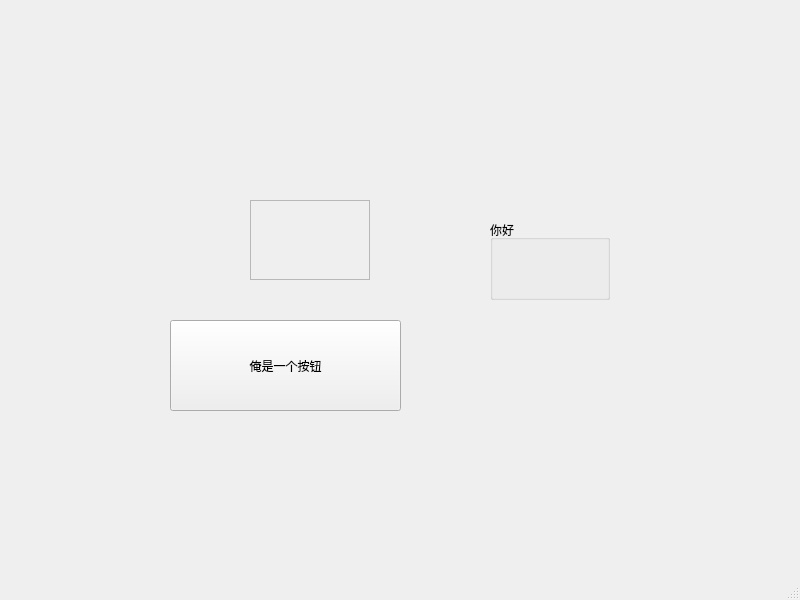
Qt form UserInterface.ui (cgsdfc/outlier-detection-ui) before a commit.
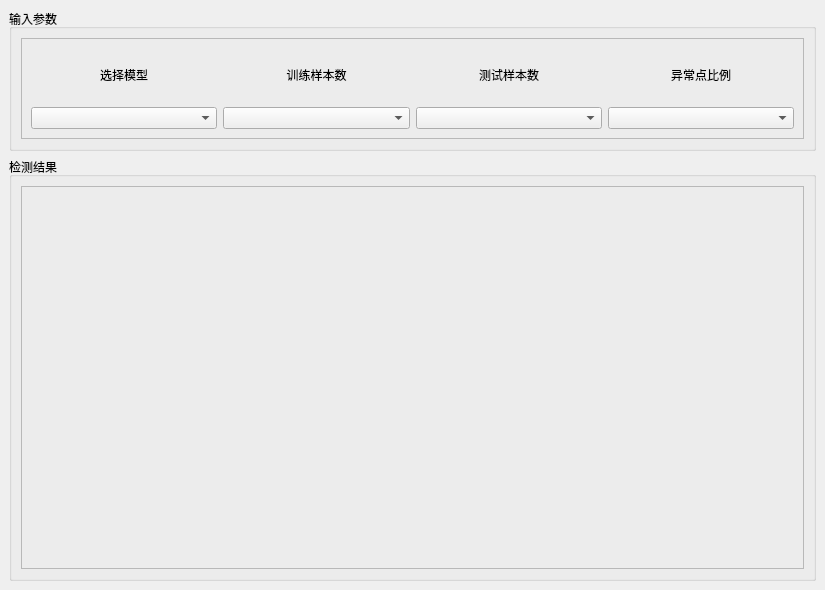
The same form after that commit. Icons and pictures are not drawn.

Commit message: 初具雏形

Diff of the .ui file:
```diff
--- a/UserInterface.ui
+++ b/UserInterface.ui
@@ -6,8 +6,8 @@
    <rect>
     <x>0</x>
     <y>0</y>
-    <width>800</width>
-    <height>600</height>
+    <width>825</width>
+    <height>590</height>
    </rect>
   </property>
   <property name="windowTitle">
@@ -1324,1360 +1324,118 @@
 }</string>
   </property>
   <widget class="QWidget" name="centralwidget">
-   <widget class="QPushButton" name="pbDemo">
-    <property name="geometry">
-     <rect>
-      <x>170</x>
-      <y>320</y>
-      <width>231</width>
-      <height>91</height>
-     </rect>
-    </property>
-    <property name="styleSheet">
-     <string notr="true">/*  ------------------------------------------------------------------------  */
-/* QtMaterial - https://github.com/UN-GCPDS/qt-material
-/* By Yeison Cardona - GCPDS
-/*  ------------------------------------------------------------------------  */
-
-*{
-  color: #555555;
-
-  font-family: Roboto;
-
-  
-    font-size: 13px;
-  
-
-  
-    line-height: 13px;
-  
-
-  selection-background-color: #75a7ff;
-  selection-color: #3c3c3c;
-}
-
-*:focus {
-   outline: none;
-}
-
-/*  ------------------------------------------------------------------------  */
-/*  Custom colors  */
-
-.danger{
-  color: #dc3545;
-  background-color: transparent;
-}
-
-.warning{
-  color: #ffc107;
-  background-color: transparent;
-}
-
-.success{
-  color: #17a2b8;
-  background-color: transparent;
-}
-
-.danger:disabled{
-  color: rgba(220, 53, 69, 0.4);
-  border-color: rgba(220, 53, 69, 0.4);
-}
-
-.warning:disabled{
-  color: rgba(255, 193, 7, 0.4);
-  border-color: rgba(255, 193, 7, 0.4);
-}
-
-.success:disabled{
-  color: rgba(23, 162, 184, 0.4);
-  border-color: rgba(23, 162, 184, 0.4);
-}
-
-.danger:flat:disabled{
-  background-color: rgba(220, 53, 69, 0.1);
-}
-
-.warning:flat:disabled{
-  background-color: rgba(255, 193, 7, 0.1);
-}
-
-.success:flat:disabled{
-  background-color: rgba(23, 162, 184, 0.1);
-}
-
-/*  ------------------------------------------------------------------------  */
-/*  Basic widgets  */
-
-QWidget {
-  background-color: #e6e6e6;
-}
-
-QGroupBox,
-QFrame {
-  background-color: #e6e6e6;
-  border: 2px solid #ffffff;
-  border-radius: 4px;
-}
-
-QGroupBox.fill_background,
-QFrame.fill_background {
-  background-color: #f5f5f5;
-  border: 2px solid #f5f5f5;
-  border-radius: 4px;
-}
-
-QSplitter {
-  background-color: transparent;
-  border: none
-}
-
-QStatusBar {
-  color: #555555;
-  background-color: rgba(255, 255, 255, 0.2);
-  border-radius: 0px;
-}
-
-QScrollArea,
-QStackedWidget,
-QWidget &gt; QToolBox,
-QToolBox &gt; QWidget,
-QTabWidget &gt; QWidget {
-  border: none;
-}
-
-QTabWidget::pane {
-  border: none;
-}
-
-/*  ------------------------------------------------------------------------  */
-/*  Inputs  */
-
-QDateTimeEdit,
-QSpinBox,
-QDoubleSpinBox,
-QTextEdit,
-QLineEdit,
-QPushButton {
-  color: #2979ff;
-  background-color: #e6e6e6;
-  border: 2px solid #2979ff;
-  border-radius: 4px;
-  height: 32px;
-}
-
-QDateTimeEdit,
-QSpinBox,
-QDoubleSpinBox,
-QTreeView,
-QListView,
-QLineEdit,
-QComboBox {
-  padding-left: 16px;
-  border-radius: 0px;
-  background-color: #f5f5f5;
-  border-width: 0 0 2px 0;
-  border-radius: 0px;
-  border-top-left-radius: 4px;
-  border-top-right-radius: 4px;
-  height: 32px;
-}
-
-QPlainTextEdit {
-  border-radius: 4px;
-  padding: 8px 16px;
-  background-color: #e6e6e6;
-  border: 2px solid #ffffff;
-}
-
-QTextEdit {
-  padding: 8px 16px;
-  border-radius: 4px;
-  background-color: #f5f5f5;
-}
-
-QDateTimeEdit:disabled,
-QSpinBox:disabled,
-QDoubleSpinBox:disabled,
-QTextEdit:disabled,
-QLineEdit:disabled {
-  color: rgba(41, 121, 255, 0.2);
-  background-color: rgba(245, 245, 245, 0.75);
-  border: 2px solid rgba(41, 121, 255, 0.2);
-  border-width: 0 0 2px 0;
-  padding: 0px 16px;
-  border-radius: 0px;
-  border-top-left-radius: 4px;
-  border-top-right-radius: 4px;
-  height: 32px;
-}
-
-/*  ------------------------------------------------------------------------  */
-/*  QComboBox  */
-
-QComboBox {
-  color: #2979ff;
-  border: 1px solid #2979ff;
-  border-width: 0 0 2px 0;
-  background-color: #f5f5f5;
-  border-radius: 0px;
-  border-top-left-radius: 4px;
-  border-top-right-radius: 4px;
-  height: 32px;
-}
-
-QComboBox:disabled {
-  color: rgba(41, 121, 255, 0.2);
-  background-color: rgba(245, 245, 245, 0.75);
-  border-bottom: 2px solid rgba(41, 121, 255, 0.2);
-}
-
-QComboBox::drop-down {
-  border: none;
-  color: #2979ff;
-  width: 20px;
-}
-
-QComboBox::down-arrow {
-  image: url(icon:/primary/downarrow.svg);
-  margin-right: 12px;
-}
-
-QComboBox::down-arrow:disabled {
-  image: url(icon:/disabled/downarrow.svg);
-  margin-right: 12px;
-}
-
-QComboBox QAbstractItemView {
-  background-color: #f5f5f5;
-  border: 2px solid #ffffff;
-  border-radius: 4px;
-}
-
-QComboBox[frame='false'] {
-  color: #2979ff;
-  background-color: transparent;
-  border: 1px solid transparent;
-}
-QComboBox[frame='false']:disabled {
-  color: rgba(41, 121, 255, 0.2);
-}
-
-/*  ------------------------------------------------------------------------  */
-/*  Spin buttons  */
-
-QDateTimeEdit::up-button,
-QDoubleSpinBox::up-button,
-QSpinBox::up-button {
-  subcontrol-origin: border;
-  subcontrol-position: top right;
-  width: 20px;
-  image: url(icon:/primary/uparrow.svg);
-  border-width: 0px;
-  margin-right: 5px;
-}
-
-QDateTimeEdit::up-button:disabled,
-QDoubleSpinBox::up-button:disabled,
-QSpinBox::up-button:disabled {
-  image: url(icon:/disabled/uparrow.svg);
-}
-
-QDateTimeEdit::down-button,
-QDoubleSpinBox::down-button,
-QSpinBox::down-button {
-  subcontrol-origin: border;
-  subcontrol-position: bottom right;
-  width: 20px;
-  image: url(icon:/primary/downarrow.svg);
-  border-width: 0px;
-  border-top-width: 0;
-  margin-right: 5px;
-}
-
-QDateTimeEdit::down-button:disabled,
-QDoubleSpinBox::down-button:disabled,
-QSpinBox::down-button:disabled {
-  image: url(icon:/disabled/downarrow.svg);
-}
-
-/*  ------------------------------------------------------------------------  */
-/*  QPushButton  */
-
-QPushButton {
-  text-transform: uppercase;
-  margin: 0px;
-  padding: 1px 16px;
-  height: 32px;
-  font-weight: bold;
-
-  
-    border-radius: 4px;
-  
-
-
-}
-
-QPushButton:checked,
-QPushButton:pressed {
-  color: #e6e6e6;
-  background-color: #2979ff;
-}
-
-QPushButton:flat {
-  margin: 0px;
-  color: #2979ff;
-  border: none;
-  background-color: transparent;
-}
-
-QPushButton:flat:hover {
-  background-color: rgba(41, 121, 255, 0.2);
-}
-
-QPushButton:flat:pressed,
-QPushButton:flat:checked {
-  background-color: rgba(41, 121, 255, 0.1);
-}
-
-QPushButton:disabled {
-  color: rgba(255, 255, 255, 0.75);
-  background-color: transparent;
-  border-color:  #ffffff;
-}
-
-QPushButton:flat:disabled {
-  color: rgba(255, 255, 255, 0.75);
-  background-color: rgba(255, 255, 255, 0.25);
-  border: none;
-}
-
-QPushButton:disabled {
-  border: 2px solid rgba(255, 255, 255, 0.75);
-}
-
-QPushButton:checked:disabled {
-  color: #f5f5f5;
-  background-color: #ffffff;
-  border-color:  #ffffff;
-}
-
-/*  ------------------------------------------------------------------------  */
-/*  QTabBar  */
-
-QTabBar{
-  text-transform: uppercase;
-  font-weight: bold;
-}
-
-QTabBar::tab {
-  color: #555555;
-  border: 0px;
-}
-
-QTabBar::tab:bottom,
-QTabBar::tab:top{
-  padding: 0 16px;
-  height: 28px;
-}
-
-QTabBar::tab:left,
-QTabBar::tab:right{
-  padding: 16px 0;
-  width: 28px;
-}
-
-QTabBar::tab:top:selected,
-QTabBar::tab:top:hover {
-  color: #2979ff;
-  border-bottom: 2px solid #2979ff;
-}
-
-QTabBar::tab:bottom:selected,
-QTabBar::tab:bottom:hover {
-  color: #2979ff;
-  border-top: 2px solid #2979ff;
-}
-
-QTabBar::tab:right:selected,
-QTabBar::tab:right:hover {
-  color: #2979ff;
-  border-left: 2px solid #2979ff;
-}
-
-QTabBar::tab:left:selected,
-QTabBar::tab:left:hover {
-  color: #2979ff;
-  border-right: 2px solid #2979ff;
-}
-
-QTabBar QToolButton:hover,
-QTabBar QToolButton {
-  border: 20px;
-  background-color: #e6e6e6;
-}
-
-QTabBar QToolButton::up-arrow {
-  image: url(icon:/disabled/uparrow2.svg);
-}
-
-QTabBar QToolButton::up-arrow:hover {
-  image: url(icon:/primary/uparrow2.svg);
-}
-
-QTabBar QToolButton::down-arrow {
-  image: url(icon:/disabled/downarrow2.svg);
-}
-
-QTabBar QToolButton::down-arrow:hover {
-  image: url(icon:/primary/downarrow2.svg);
-}
-
-QTabBar QToolButton::right-arrow {
-  image: url(icon:/primary/rightarrow2.svg);
-}
-
-QTabBar QToolButton::right-arrow:hover {
-  image: url(icon:/disabled/rightarrow2.svg);
-}
-
-QTabBar QToolButton::left-arrow {
-  image: url(icon:/primary/leftarrow2.svg);
-}
-
-QTabBar QToolButton::left-arrow:hover {
-  image: url(icon:/disabled/leftarrow2.svg);
-}
-
-QTabBar::close-button {
-  image: url(icon:/disabled/tab_close.svg);
-}
-
-QTabBar::close-button:hover {
-  image: url(icon:/primary/tab_close.svg);
-}
-
-/*  ------------------------------------------------------------------------  */
-/*  QGroupBox  */
-
-QGroupBox {
-  padding: 16px;
-  padding-top: 36px;
-  line-height: ;
-  text-transform: uppercase;
-  font-size: ;
-}
-
-QGroupBox::title {
-  color: rgba(85, 85, 85, 0.4);
-  subcontrol-origin: margin;
-  subcontrol-position: top left;
-  padding: 16px;
-  background-color: #e6e6e6;
-  background-color: transparent;
-  height: 36px;
-}
-
-/*  ------------------------------------------------------------------------  */
-/*  QRadioButton and QCheckBox labels  */
-
-QRadioButton,
-QCheckBox {
-  spacing: 12px;
-  color: #555555;
-  line-height: 14px;
-  height: 36px;
-  background-color: transparent;
-  spacing: 5px;
-}
-
-QRadioButton:disabled,
-QCheckBox:disabled {
-  color: rgba(85, 85, 85, 0.3);
-}
-
-/*  ------------------------------------------------------------------------  */
-/*  General Indicators  */
-
-QGroupBox::indicator {
-  width: 24px;
-  height: 24px;
-  border-radius: 3px;
-}
-
-QMenu::indicator,
-QListView::indicator,
-QTableWidget::indicator,
-QRadioButton::indicator,
-QCheckBox::indicator {
-  width: 28px;
-  height: 28px;
-  border-radius: 4px;
- }
-
-/*  ------------------------------------------------------------------------  */
-/*  QListView Indicator  */
-
-QListView::indicator:checked,
-QListView::indicator:checked:selected,
-QListView::indicator:checked:focus {
-  image: url(icon:/primary/checklist.svg);
-}
-
-QListView::indicator:checked:selected:active {
-  image: url(icon:/primary/checklist_invert.svg);
-}
-
-QListView::indicator:checked:disabled {
-  image: url(icon:/disabled/checklist.svg);
-}
-
-QListView::indicator:indeterminate,
-QListView::indicator:indeterminate:selected,
-QListView::indicator:indeterminate:focus {
-  image: url(icon:/primary/checklist_indeterminate.svg);
-}
-
-QListView::indicator:indeterminate:selected:active {
-  image: url(icon:/primary/checklist_indeterminate_invert.svg);
-}
-
-QListView::indicator:indeterminate:disabled {
-  image: url(icon:/disabled/checklist_indeterminate.svg);
-}
-
-/*  ------------------------------------------------------------------------  */
-/*  QTableView Indicator  */
-
-QTableView::indicator:enabled:checked,
-QTableView::indicator:enabled:checked:selected,
-QTableView::indicator:enabled:checked:focus {
-  image: url(icon:/primary/checkbox_checked.svg);
-}
-
-QTableView::indicator:checked:selected:active {
-  image: url(icon:/primary/checkbox_checked_invert.svg);
-}
-
-QTableView::indicator:disabled:checked,
-QTableView::indicator:disabled:checked:selected,
-QTableView::indicator:disabled:checked:focus {
-  image: url(icon:/disabled/checkbox_checked.svg);
-}
-
-QTableView::indicator:enabled:unchecked,
-QTableView::indicator:enabled:unchecked:selected,
-QTableView::indicator:enabled:unchecked:focus {
-  image: url(icon:/primary/checkbox_unchecked.svg);
-}
-
-QTableView::indicator:unchecked:selected:active {
-  image: url(icon:/primary/checkbox_unchecked_invert.svg);
-}
-
-QTableView::indicator:disabled:unchecked,
-QTableView::indicator:disabled:unchecked:selected,
-QTableView::indicator:disabled:unchecked:focus {
-  image: url(icon:/disabled/checkbox_unchecked.svg);
-}
-
-QTableView::indicator:enabled:indeterminate,
-QTableView::indicator:enabled:indeterminate:selected,
-QTableView::indicator:enabled:indeterminate:focus {
-  image: url(icon:/primary/checkbox_indeterminate.svg);
-}
-
-QTableView::indicator:indeterminate:selected:active {
-  image: url(icon:/primary/checkbox_indeterminate_invert.svg);
-}
-
-QTableView::indicator:disabled:indeterminate,
-QTableView::indicator:disabled:indeterminate:selected,
-QTableView::indicator:disabled:indeterminate:focus {
-  image: url(icon:/disabled/checkbox_indeterminate.svg);
-}
-
-/*  ------------------------------------------------------------------------  */
-/*  QCheckBox and QGroupBox Indicator  */
-
-QCheckBox::indicator:checked,
-QGroupBox::indicator:checked {
-  image: url(icon:/primary/checkbox_checked.svg);
-}
-
-QCheckBox::indicator:unchecked,
-QGroupBox::indicator:unchecked {
-  image: url(icon:/primary/checkbox_unchecked.svg);
-}
-
-QCheckBox::indicator:indeterminate,
-QGroupBox::indicator:indeterminate {
-  image: url(icon:/primary/checkbox_indeterminate.svg);
-}
-
-QCheckBox::indicator:checked:disabled,
-QGroupBox::indicator:checked:disabled {
-  image: url(icon:/disabled/checkbox_checked.svg);
-}
-
-QCheckBox::indicator:unchecked:disabled,
-QGroupBox::indicator:unchecked:disabled {
-  image: url(icon:/disabled/checkbox_unchecked.svg);
-}
-
-QCheckBox::indicator:indeterminate:disabled,
-QGroupBox::indicator:indeterminate:disabled {
-  image: url(icon:/disabled/checkbox_indeterminate.svg);
-}
-
-/*  ------------------------------------------------------------------------  */
-/*  QRadioButton Indicator  */
-
-QRadioButton::indicator:checked {
-  image: url(icon:/primary/radiobutton_checked.svg);
-}
-
-QRadioButton::indicator:unchecked {
-  image: url(icon:/primary/radiobutton_unchecked.svg);
-}
-
-QRadioButton::indicator:checked:disabled {
-  image: url(icon:/disabled/radiobutton_checked.svg);
-}
-
-QRadioButton::indicator:unchecked:disabled {
-  image: url(icon:/disabled/radiobutton_unchecked.svg);
-}
-
-/*  ------------------------------------------------------------------------  */
-/*  QDockWidget  */
-
-QDockWidget {
-  color: #555555;
-  text-transform: uppercase;
-  border: 2px solid #f5f5f5;
-  titlebar-close-icon: url(icon:/primary/close.svg);
-  titlebar-normal-icon: url(icon:/primary/float.svg);
-  border-radius: 4px;
-}
-
-QDockWidget::title {
-  text-align: left;
-  padding-left: 36px;
-  padding: 3px;
-  margin-top: 4px;
-}
-
-/*  ------------------------------------------------------------------------  */
-/*  QComboBox indicator  */
-
-QComboBox::indicator:checked {
-  image: url(icon:/primary/checklist.svg);
-}
-
-QComboBox::indicator:checked:selected {
-  image: url(icon:/primary/checklist_invert.svg);
-}
-
-/*  ------------------------------------------------------------------------  */
-/*  Menu Items  */
-
-QComboBox::item,
-QCalendarWidget QMenu::item,
-QMenu::item {
-  
-    height: 28px;
-  
-  border: 8px solid transparent;
-  color: #555555;
-}
-
-QCalendarWidget QMenu::item,
-QMenu::item {
-  
-    
-  
-}
-
-
-QComboBox::item:selected,
-QCalendarWidget QMenu::item:selected,
-QMenu::item:selected {
-  color: #3c3c3c;
-  background-color: #75a7ff;
-  border-radius: 0px;
-}
-
-QComboBox::item:disabled,
-QCalendarWidget QMenu::item:disabled,
-QMenu::item:disabled {
-  color: rgba(85, 85, 85, 0.3);
-}
-
-/*  ------------------------------------------------------------------------  */
-/*  QMenu  */
-
-QCalendarWidget QMenu,
-QMenu {
-  background-color: #f5f5f5;
-  border: 2px solid #ffffff;
-  border-radius: 4px;
-}
-
-QMenu::separator {
-  height: 2px;
-  background-color: #ffffff;
-  margin-left: 2px;
-  margin-right: 2px;
-}
-
-QMenu::right-arrow{
-  image: url(icon:/primary/rightarrow.svg);
-  width: 16px;
-  height: 16px;
-}
-
-QMenu::right-arrow:selected{
-  image: url(icon:/disabled/rightarrow.svg);
-}
-
-QMenu::indicator:non-exclusive:unchecked {
-  image: url(icon:/primary/checkbox_unchecked.svg);
-}
-
-QMenu::indicator:non-exclusive:unchecked:selected {
-  image: url(icon:/primary/checkbox_unchecked_invert.svg);
-}
-
-QMenu::indicator:non-exclusive:checked {
-  image: url(icon:/primary/checkbox_checked.svg);
-}
-
-QMenu::indicator:non-exclusive:checked:selected {
-  image: url(icon:/primary/checkbox_checked_invert.svg);
-}
-
-QMenu::indicator:exclusive:unchecked {
-  image: url(icon:/primary/radiobutton_unchecked.svg);
-}
-
-QMenu::indicator:exclusive:unchecked:selected {
-  image: url(icon:/primary/radiobutton_unchecked_invert.svg);
-}
-
-QMenu::indicator:exclusive:checked {
-  image: url(icon:/primary/radiobutton_checked.svg);
-}
-
-QMenu::indicator:exclusive:checked:selected {
-  image: url(icon:/primary/radiobutton_checked_invert.svg);
-}
-
-/*  ------------------------------------------------------------------------  */
-/*  QMenuBar  */
-
-QMenuBar {
-  background-color: #f5f5f5;
-  color: #555555;
-}
-
-QMenuBar::item {
-  height: 32px;
-  padding: 8px;
-  background-color: transparent;
-  color: #555555;
-}
-
-QMenuBar::item:selected,
-QMenuBar::item:pressed {
-  color: #3c3c3c;
-  background-color: #75a7ff;
-}
-
-/*  ------------------------------------------------------------------------  */
-/*  QToolBox  */
-
-QToolBox::tab {
-  background-color: #f5f5f5;
-  color: #555555;
-  text-transform: uppercase;
-  border-radius: 4px;
-  padding-left: 15px;
-}
-
-QToolBox::tab:selected,
-QToolBox::tab:hover {
-  background-color: rgba(41, 121, 255, 0.2);
-}
-
-/*  ------------------------------------------------------------------------  */
-/*  QProgressBar  */
-
-QProgressBar {
-  border-radius: 0;
-  background-color: #ffffff;
-  text-align: center;
-  color: transparent;
-}
-
-QProgressBar::chunk {
-  background-color: #2979ff;
-}
-
-/*  ------------------------------------------------------------------------  */
-/*  QScrollBar  */
-
-QScrollBar:horizontal {
-  border: 0;
-  background: #f5f5f5;
-  height: 8px;
-}
-
-QScrollBar:vertical {
-  border: 0;
-  background: #f5f5f5;
-  width: 8px;
-}
-
-QScrollBar::handle {
-  background: rgba(41, 121, 255, 0.1);
-}
-
-QScrollBar::handle:horizontal {
-  min-width: 24px;
-}
-
-QScrollBar::handle:vertical {
-  min-height: 24px;
-}
-
-QScrollBar::handle:vertical:hover,
-QScrollBar::handle:horizontal:hover {
-  background: #2979ff;
-}
-
-QScrollBar::add-line:vertical,
-QScrollBar::sub-line:vertical,
-QScrollBar::add-line:horizontal,
-QScrollBar::sub-line:horizontal {
-  border: 0;
-  background: transparent;
-  width: 0px;
-  height: 0px;
-}
-
-/*  ------------------------------------------------------------------------  */
-/*  QScrollBar-Big  */
-
-QScrollBar.big:horizontal {
-  border: 0;
-  background: #f5f5f5;
-  height: 36px;
-}
-
-QScrollBar.big:vertical {
-  border: 0;
-  background: #f5f5f5;
-  width: 36px;
-}
-
-QScrollBar.big::handle,
-QScrollBar.big::handle:vertical:hover,
-QScrollBar.big::handle:horizontal:hover {
-  background: #2979ff;
-}
-
-QScrollBar.big::handle:horizontal {
-  min-width: 24px;
-}
-
-QScrollBar.big::handle:vertical {
-  min-height: 24px;
-}
-
-QScrollBar.big::add-line:vertical,
-QScrollBar.big::sub-line:vertical,
-QScrollBar.big::add-line:horizontal,
-QScrollBar.big::sub-line:horizontal {
-  border: 0;
-  background: transparent;
-  width: 0px;
-  height: 0px;
-}
-
-/*  ------------------------------------------------------------------------  */
-/*  QSlider  */
-
-QSlider:horizontal {
-  min-height: 24px;
-  max-height: 24px;
-}
-
-QSlider:vertical {
-  min-width: 24px;
-  max-width: 24px;
-}
-
-QSlider::groove:horizontal {
-  height: 4px;
-  background: #393939;
-  margin: 0 12px;
-}
-
-QSlider::groove:vertical {
-  width: 4px;
-  background: #393939;
-  margin: 12px 0;
-  border-radius: 24px;
-}
-
-QSlider::handle:horizontal {
-  image: url(icon:/primary/slider.svg);
-  width: 24px;
-  height: 24px;
-  margin: -24px -12px;
-}
-
-QSlider::handle:vertical {
-  image: url(icon:/primary/slider.svg);
-  border-radius: 24px;
-  width: 24px;
-  height: 24px;
-  margin: -12px -24px;
-}
-
-QSlider::add-page {
-background: #f5f5f5;
-}
-
-QSlider::sub-page {
-background: #2979ff;
-}
-
-/*  ------------------------------------------------------------------------  */
-/*  QLabel  */
-
-QLabel {
-  border: none;
-  background: transparent;
-  color: #555555
-}
-
-QLabel:disabled {
-  color: rgba(85, 85, 85, 0.2)
-}
-
-/*  ------------------------------------------------------------------------  */
-/*  VLines and HLinex  */
-
-QFrame[frameShape=&quot;4&quot;] {
-    border-width: 1px 0 0 0;
-    background: none;
-}
-
-QFrame[frameShape=&quot;5&quot;] {
-    border-width: 0 1px 0 0;
-    background: none;
-}
-
-QFrame[frameShape=&quot;4&quot;],
-QFrame[frameShape=&quot;5&quot;] {
-  border-color: #ffffff;
-}
-
-/*  ------------------------------------------------------------------------  */
-/*  QToolBar  */
-
-QToolBar {
-  background: #e6e6e6;
-  border: 0px solid;
-}
-
-QToolBar:horizontal {
-  border-bottom: 1px solid #ffffff;
-}
-
-QToolBar:vertical {
-  border-right: 1px solid #ffffff;
-}
-
-QToolBar::handle:horizontal {
-  image: url(icon:/primary/toolbar-handle-horizontal.svg);
-}
-
-QToolBar::handle:vertical {
-  image: url(icon:/primary/toolbar-handle-vertical.svg);
-}
-
-QToolBar::separator:horizontal {
-  border-right: 1px solid #ffffff;
-  border-left: 1px solid #ffffff;
-  width: 1px;
-}
-
-QToolBar::separator:vertical {
-  border-top: 1px solid #ffffff;
-  border-bottom: 1px solid #ffffff;
-  height: 1px;
-}
-
-
-/*  ------------------------------------------------------------------------  */
-/*  QToolButton  */
-
-QToolButton {
-  background: #e6e6e6;
-  border: 0px;
-  height: 36px;
-  margin: 3px;
-  padding: 3px;
-  border-right: 12px solid #e6e6e6;
-  border-left: 12px solid #e6e6e6;
-}
-
-QToolButton:hover {
-  background: #ffffff;
-  border-right: 12px solid #ffffff;
-  border-left: 12px solid #ffffff;
-}
-
-QToolButton:pressed {
-  background: #f5f5f5;
-  border-right: 12px solid #f5f5f5;
-  border-left: 12px solid #f5f5f5;
-}
-
-QToolButton:checked {
-  background: #ffffff;
-  border-left: 12px solid #ffffff;
-  border-right: 12px solid #2979ff;
-}
-
-/*  ------------------------------------------------------------------------  */
-/*  General viewers  */
-
-QTableView {
-  background-color: #e6e6e6;
-  border: 1px solid #f5f5f5;
-  border-radius: 4px;
-}
-
-QTreeView,
-QListView {
-  border-radius: 4px;
-  padding: 4px;
-  margin: 0px;
-  border: 0px;
-}
-
-QTableView::item,
-QTreeView::item,
-QListView::item {
-  padding: 4px;
-  min-height: 32px;
-  color: #555555;
-  selection-color: #555555; /* For Windows */
-  border-color: transparent;  /* Fix #34 */
-}
-
-/*  ------------------------------------------------------------------------  */
-/*  Items Selection */
-
-QTableView::item:selected,
-QTreeView::item:selected,
-QListView::item:selected {
-  background-color: rgba(41, 121, 255, 0.2);
-  selection-background-color: rgba(41, 121, 255, 0.2);
-  color: #555555;
-  selection-color: #555555; /* For Windows */
-}
-
-QTableView::item:selected:focus,
-QTreeView::item:selected:focus,
-QListView::item:selected:focus {
-  background-color: #2979ff;
-  selection-background-color: #2979ff;
-  color: #3c3c3c;
-  selection-color: #3c3c3c; /* For Windows */
-}
-
-QTableView {
-  selection-background-color: rgba(41, 121, 255, 0.2);
-}
-
-QTableView:focus {
-  selection-background-color: #2979ff;
-}
-
-QTableView::item:disabled {
-  color: rgba(85, 85, 85, 0.3);
-  selection-color: rgba(85, 85, 85, 0.3);
-  background-color: #f5f5f5;
-  selection-background-color: #f5f5f5;
-}
-
-/*  ------------------------------------------------------------------------  */
-/*  QTreeView  */
-
-QTreeView::branch{
-  background-color: #f5f5f5;
-}
-
-QTreeView::branch:closed:has-children:has-siblings,
-QTreeView::branch:closed:has-children:!has-siblings {
-  image: url(icon:/primary/branch-closed.svg);
-}
-
-QTreeView::branch:open:has-children:!has-siblings,
-QTreeView::branch:open:has-children:has-siblings {
-  image: url(icon:/primary/branch-open.svg);
-}
-
-QTreeView::branch:has-siblings:!adjoins-item {
-  border-image: url(icon:/disabled/vline.svg) 0;
-}
-
-QTreeView::branch:has-siblings:adjoins-item {
-    border-image: url(icon:/disabled/branch-more.svg) 0;
-}
-
-QTreeView::branch:!has-children:!has-siblings:adjoins-item,
-QTreeView::branch:has-children:!has-siblings:adjoins-item {
-    border-image: url(icon:/disabled/branch-end.svg) 0;
-}
-
-QTreeView QHeaderView::section {
-  border: none;
-}
-
-
-/*  ------------------------------------------------------------------------  */
-/*  Custom buttons  */
-
-QPushButton.danger {
-  border-color: #dc3545;
-  color: #dc3545;
-}
-
-QPushButton.danger:checked,
-QPushButton.danger:pressed {
-  color: #e6e6e6;
-  background-color: #dc3545;
-}
-
-QPushButton.warning{
-  border-color: #ffc107;
-  color: #ffc107;
-}
-
-QPushButton.warning:checked,
-QPushButton.warning:pressed {
-  color: #e6e6e6;
-  background-color: #ffc107;
-}
-
-QPushButton.success {
-  border-color: #17a2b8;
-  color: #17a2b8;
-}
-
-QPushButton.success:checked,
-QPushButton.success:pressed {
-  color: #e6e6e6;
-  background-color: #17a2b8;
-}
-
-QPushButton.danger:flat:hover {
-  background-color: rgba(220, 53, 69, 0.2);
-}
-
-QPushButton.danger:flat:pressed,
-QPushButton.danger:flat:checked {
-  background-color: rgba(220, 53, 69, 0.1);
-  color: #dc3545;
-}
-
-QPushButton.warning:flat:hover {
-  background-color: rgba(255, 193, 7, 0.2);
-}
-
-QPushButton.warning:flat:pressed,
-QPushButton.warning:flat:checked {
-  background-color: rgba(255, 193, 7, 0.1);
-  color: #ffc107;
-}
-
-QPushButton.success:flat:hover {
-  background-color: rgba(23, 162, 184, 0.2);
-}
-
-QPushButton.success:flat:pressed,
-QPushButton.success:flat:checked {
-  background-color: rgba(23, 162, 184, 0.1);
-  color: #17a2b8;
-}
-
-/*  ------------------------------------------------------------------------  */
-/*  QTableView  */
-
-QTableCornerButton::section {
-  background-color: #f5f5f5;
-  border-radius: 0px;
-  border-right: 1px solid;
-  border-bottom: 1px solid;
-  border-color: #e6e6e6;
-}
-
-QTableView {
-  alternate-background-color: rgba(245, 245, 245, 0.7);
-}
-
-QHeaderView {
-  border: none;
-}
-
-QHeaderView::section {
-  color: rgba(85, 85, 85, 0.7);
-  text-transform: uppercase;
-  background-color: #f5f5f5;
-  padding: 0 24px;
-  height: 36px;
-  border-radius: 0px;
-  border-right: 1px solid;
-  border-bottom: 1px solid;
-  border-color: #e6e6e6;
-}
-
-QHeaderView::section:vertical {
-
-}
-
-QHeaderView::section:horizontal {
-
-}
-
-/*  ------------------------------------------------------------------------  */
-/*  QLCDNumber  */
-
-QLCDNumber {
-  color: #2979ff;
-  background-color:rgba(41, 121, 255, 0.1);
-  border: 1px solid rgba(41, 121, 255, 0.3);
-  border-radius: 4px;
-}
-
-/*  ------------------------------------------------------------------------  */
-/*  QCalendarWidget  */
-
-#qt_calendar_prevmonth {
-  qproperty-icon: url(icon:/primary/leftarrow.svg);
-}
-
-#qt_calendar_nextmonth {
-  qproperty-icon: url(icon:/primary/rightarrow.svg);
-}
-
-/*  ------------------------------------------------------------------------  */
-/*  Inline QLineEdit  */
-
-QTreeView QLineEdit,
-QTableView QLineEdit,
-QListView QLineEdit {
-  color: #555555;
-  background-color: #f5f5f5;
-  border: 1px solid unset;
-  border-radius: unset;
-  padding: unset;
-  padding-left: unset;
-  height: unset;
-  border-width: unset;
-  border-top-left-radius: unset;
-  border-top-right-radius: unset;
-}
-
-/*  ------------------------------------------------------------------------  */
-/*  QToolTip  */
-
-QToolTip {
-  padding: 4px;
-  border: 1px solid #e6e6e6;
-  border-radius: 4px;
-  color: #555555;
-  background-color: #ffffff;
-}
-
-/*  ------------------------------------------------------------------------  */
-/*  QDialog  */
-
-
-
-QDialog QToolButton:disabled {
-  background-color: #f5f5f5;
-  color: #555555
-}
-
-/*  ------------------------------------------------------------------------  */
-/*  Grips  */
-
-
-QMainWindow::separator:vertical,
-QSplitter::handle:horizontal {
-  image: url(icon:/primary/splitter-horizontal.svg);
-}
-
-QMainWindow::separator:horizontal,
-QSplitter::handle:vertical {
-  image: url(icon:/primary/splitter-vertical.svg);
-}
-
-QSizeGrip {
-  image: url(icon:/primary/sizegrip.svg);
-  background-color: transparent;
-}
-
-QMenuBar QToolButton:hover,
-QMenuBar QToolButton:pressed,
-QMenuBar QToolButton {
-  border-width: 0;
-  border-left: 10px;
-  border-image: url(icon:/primary/rightarrow2.svg);
-  background-color: transparent;
-}</string>
-    </property>
-    <property name="text">
-     <string>俺是一个按钮</string>
-    </property>
-   </widget>
-   <widget class="QGroupBox" name="groupBox">
-    <property name="geometry">
-     <rect>
-      <x>490</x>
-      <y>220</y>
-      <width>120</width>
-      <height>80</height>
-     </rect>
-    </property>
-    <property name="title">
-     <string>你好</string>
-    </property>
-   </widget>
-   <widget class="QFrame" name="frame">
-    <property name="geometry">
-     <rect>
-      <x>250</x>
-      <y>200</y>
-      <width>120</width>
-      <height>80</height>
-     </rect>
-    </property>
-    <property name="frameShape">
-     <enum>QFrame::StyledPanel</enum>
-    </property>
-    <property name="frameShadow">
-     <enum>QFrame::Raised</enum>
-    </property>
-   </widget>
+   <layout class="QGridLayout" name="gridLayout_2">
+    <item row="0" column="0">
+     <layout class="QGridLayout" name="gridLayout" rowstretch="1,3">
+      <item row="1" column="0">
+       <widget class="QGroupBox" name="groupBox">
+        <property name="title">
+         <string>检测结果</string>
+        </property>
+        <layout class="QGridLayout" name="gridLayout_6">
+         <item row="0" column="0">
+          <widget class="QFrame" name="frame_2">
+           <property name="frameShape">
+            <enum>QFrame::StyledPanel</enum>
+           </property>
+           <property name="frameShadow">
+            <enum>QFrame::Raised</enum>
+           </property>
+           <layout class="QGridLayout" name="gridLayout_3">
+            <item row="0" column="0">
+             <widget class="QLabel" name="lb_image">
+              <property name="text">
+               <string/>
+              </property>
+             </widget>
+            </item>
+           </layout>
+          </widget>
+         </item>
+        </layout>
+       </widget>
+      </item>
+      <item row="0" column="0">
+       <widget class="QGroupBox" name="groupBox_2">
+        <property name="title">
+         <string>输入参数</string>
+        </property>
+        <layout class="QGridLayout" name="gridLayout_5">
+         <item row="1" column="0">
+          <widget class="QFrame" name="frame">
+           <property name="frameShape">
+            <enum>QFrame::StyledPanel</enum>
+           </property>
+           <property name="frameShadow">
+            <enum>QFrame::Raised</enum>
+           </property>
+           <layout class="QGridLayout" name="gridLayout_7">
+            <item row="0" column="0">
+             <layout class="QGridLayout" name="gridLayout_4" rowstretch="2,3">
+              <item row="0" column="2">
+               <widget class="QLabel" name="label_3">
+                <property name="text">
+                 <string>测试样本数</string>
+                </property>
+                <property name="alignment">
+                 <set>Qt::AlignCenter</set>
+                </property>
+               </widget>
+              </item>
+              <item row="0" column="0">
+               <widget class="QLabel" name="label">
+                <property name="text">
+                 <string>选择模型</string>
+                </property>
+                <property name="alignment">
+                 <set>Qt::AlignCenter</set>
+                </property>
+               </widget>
+              </item>
+              <item row="1" column="3">
+               <widget class="QComboBox" name="cb_ratio"/>
+              </item>
+              <item row="1" column="0">
+               <widget class="QComboBox" name="cb_modelName"/>
+              </item>
+              <item row="1" column="2">
+               <widget class="QComboBox" name="cb_numTest"/>
+              </item>
+              <item row="1" column="1">
+               <widget class="QComboBox" name="cb_numTrain"/>
+              </item>
+              <item row="0" column="3">
+               <widget class="QLabel" name="label_4">
+                <property name="text">
+                 <string>异常点比例</string>
+                </property>
+                <property name="alignment">
+                 <set>Qt::AlignCenter</set>
+                </property>
+               </widget>
+              </item>
+              <item row="0" column="1">
+               <widget class="QLabel" name="label_2">
+                <property name="text">
+                 <string>训练样本数</string>
+                </property>
+                <property name="alignment">
+                 <set>Qt::AlignCenter</set>
+                </property>
+               </widget>
+              </item>
+             </layout>
+            </item>
+           </layout>
+          </widget>
+         </item>
+        </layout>
+       </widget>
+      </item>
+     </layout>
+    </item>
+   </layout>
   </widget>
-  <widget class="QStatusBar" name="statusbar"/>
  </widget>
  <resources/>
  <connections/>
```
The commit also changes 2 other files.
